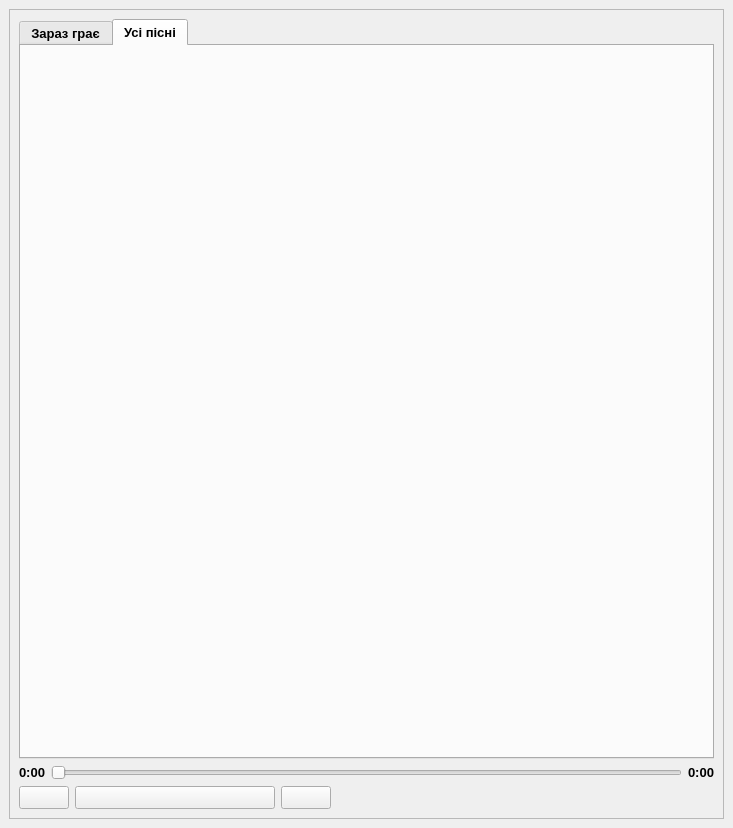
This is untitled.ui in VitalikLutsyshyn/Music-player as Qt 5 draws it before an edit. The edited form follows.
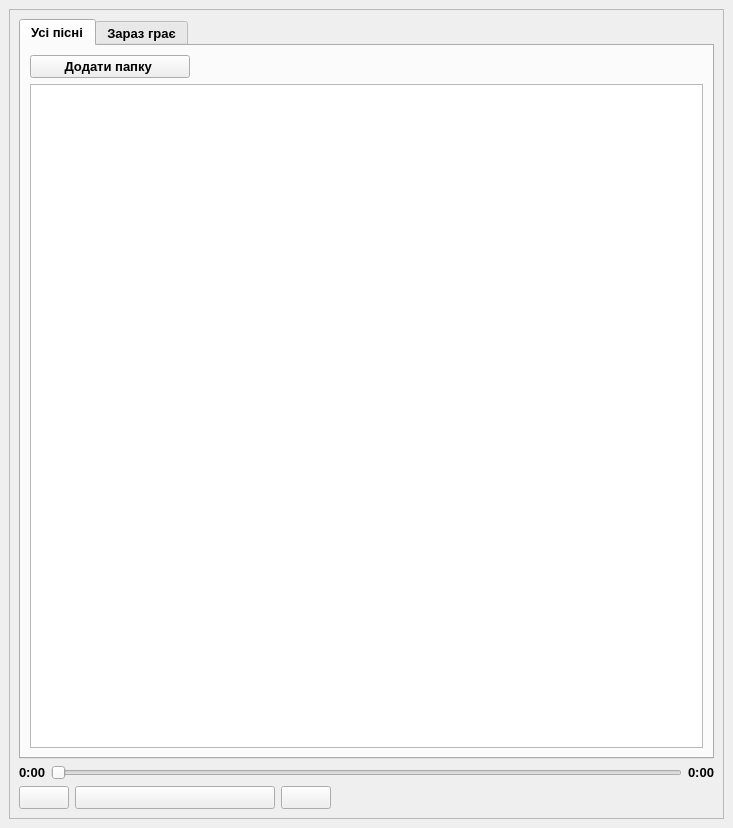
This is the edited form. The open tabs and pages were chosen to show the change. Icons and pictures are not drawn.

```diff
--- a/untitled.ui
+++ b/untitled.ui
@@ -45,6 +45,29 @@
          <property name="currentIndex">
           <number>0</number>
          </property>
+         <widget class="QWidget" name="all_song">
+          <attribute name="title">
+           <string>Усі пісні</string>
+          </attribute>
+          <layout class="QVBoxLayout" name="verticalLayout_5">
+           <item>
+            <widget class="QPushButton" name="addFolder">
+             <property name="maximumSize">
+              <size>
+               <width>160</width>
+               <height>16777215</height>
+              </size>
+             </property>
+             <property name="text">
+              <string>Додати папку </string>
+             </property>
+            </widget>
+           </item>
+           <item>
+            <widget class="QListWidget" name="songlist"/>
+           </item>
+          </layout>
+         </widget>
          <widget class="QWidget" name="now_playing">
           <attribute name="title">
            <string>Зараз грає</string>
@@ -130,11 +153,6 @@
            </item>
           </layout>
          </widget>
-         <widget class="QWidget" name="all_song">
-          <attribute name="title">
-           <string>Усі пісні</string>
-          </attribute>
-         </widget>
         </widget>
        </item>
        <item>
```
